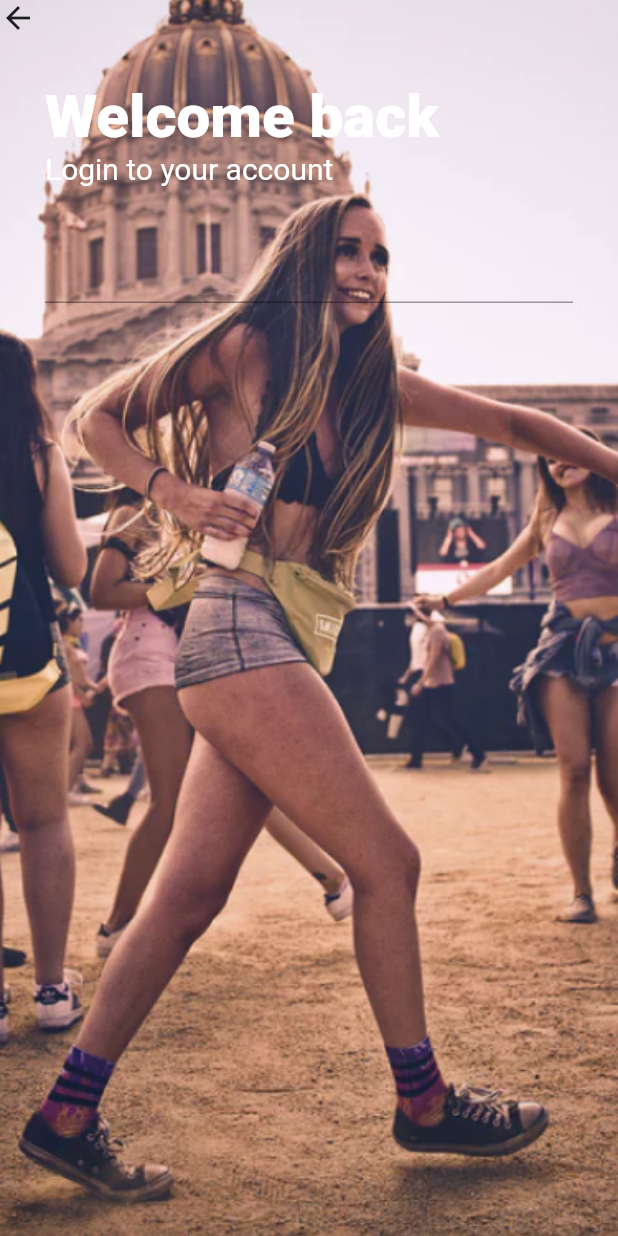
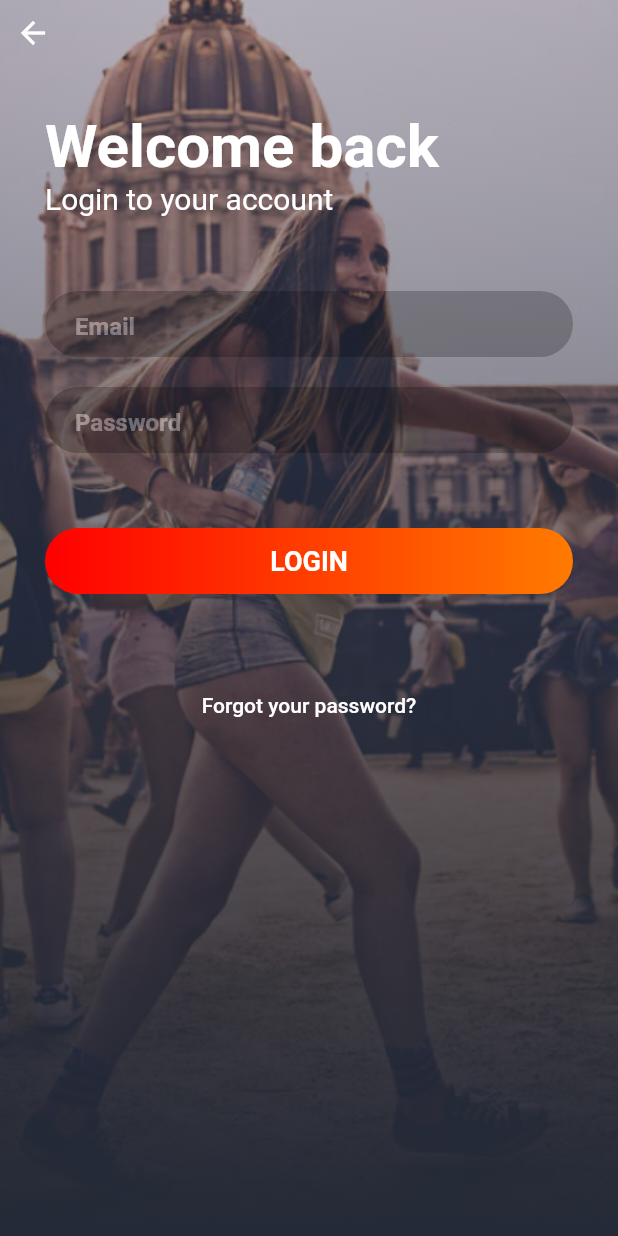
Before and after one commit to hhuuhang/social_newsfeed, a Flutter app: the LoginPage screen opened directly, on a phone screen of 412 x 824 dp. Run offline on Flutter 3.47's test engine with Material 2 defaults, Android fonts, the phone set to English and light mode, and no system bars; Roboto replaces fonts that are missing (Avenir).

Commit message:
done login UI

```diff
--- a/lib/modules/02_login/page/login_page.dart
+++ b/lib/modules/02_login/page/login_page.dart
@@ -1,6 +1,7 @@
 import 'package:flutter/material.dart';
 import 'package:flutter/src/widgets/framework.dart';
 import 'package:social_newsfeed/modules/02_login/widgets/text_field_custom.dart';
+import 'package:social_newsfeed/modules/common_widget/widgets/buttons/primary_button.dart';
 import 'package:social_newsfeed/themes/app_fonts.dart';
 
 class LoginPage extends StatelessWidget {
@@ -10,42 +11,62 @@ class LoginPage extends StatelessWidget {
   Widget build(BuildContext context) {
     return SafeArea(
       child: Scaffold(
-        body: Container(
+        resizeToAvoidBottomInset: false,
+        body: Stack(
+          children: [
+            Container(
               decoration: const BoxDecoration(
                 image: DecorationImage(
                   image: AssetImage('assets/images/loginbackground.png'),
                   fit: BoxFit.cover,
                 ),
               ),
+            ),
+            Container(
+              decoration: const BoxDecoration(
+                gradient: LinearGradient(
+                    begin: Alignment.topCenter,
+                    end: Alignment.bottomCenter,
+                    colors: [
+                      Color.fromARGB(72, 36, 42, 55),
+                      Color(0xff242A37)
+                    ]),
+              ),
               child: Column(
                 crossAxisAlignment: CrossAxisAlignment.start,
                 children: [
-              Row(
+                  Padding(
+                    padding: const EdgeInsets.all(10),
+                    child: Row(
                       mainAxisAlignment: MainAxisAlignment.start,
                       children: [
                         InkWell(
                           onTap: () {
                             Navigator.pop(context);
                           },
-                    child: const Icon(Icons.arrow_back),
+                          child: const Icon(
+                            Icons.arrow_back,
+                            color: Colors.white,
+                          ),
                         ),
                       ],
+                    ),
                   ),
                   Padding(
                     padding: const EdgeInsets.all(30),
                     child: Column(
                       crossAxisAlignment: CrossAxisAlignment.start,
-                  children: const [
-                    Text(
+                      children: [
+                        const Text(
                           "Welcome back",
                           style: TextStyle(
                             fontFamily: AppFonts.avenir,
                             fontSize: 40,
-                        fontWeight: FontWeight.w900,
+                            fontWeight: FontWeight.w700,
                             color: Colors.white,
                           ),
                         ),
-                    Text(
+                        const Text(
                           "Login to your account",
                           style: TextStyle(
                             fontFamily: AppFonts.avenir,
@@ -53,19 +74,50 @@ class LoginPage extends StatelessWidget {
                             color: Colors.white,
                           ),
                         ),
-                    SizedBox(
-                      height: 30,
+                        const SizedBox(
+                          height: 50,
                         ),
-                    TextField(),
-                    // CustomTextField(
-                    //   hint: "Email",
-                    // ),
+                        CustomTextField(
+                          hint: "Email",
+                          inputType: TextInputType.text,
+                          obscureText: true,
+                        ),
+                        const SizedBox(
+                          height: 20,
+                        ),
+                        CustomTextField(
+                          hint: "Password",
+                          inputType: TextInputType.text,
+                          obscureText: true,
+                        ),
+                        const SizedBox(
+                          height: 50,
+                        ),
+                        PrimaryButton(
+                          content: "LOGIN",
+                          onClick: () {},
+                        ),
+                        const SizedBox(height: 50),
+                        Center(
+                          child: TextButton(
+                            onPressed: () {},
+                            child: const Text(
+                              "Forgot your password?",
+                              style: TextStyle(
+                                color: Colors.white,
+                                fontFamily: AppFonts.avenir,
+                              ),
+                            ),
+                          ),
+                        ),
                       ],
                     ),
                   ),
                 ],
               ),
             ),
+          ],
+        ),
       ),
     );
   }
--- a/lib/modules/02_login/widgets/text_field_custom.dart
+++ b/lib/modules/02_login/widgets/text_field_custom.dart
@@ -4,13 +4,13 @@ import 'package:flutter/src/widgets/framework.dart';
 
 class CustomTextField extends StatefulWidget {
   final String hint;
-  final TextEditingController controller;
+  // final TextEditingController controller;
   final TextInputType inputType;
   final bool obscureText;
 
   CustomTextField({
     required this.hint,
-    required this.controller,
+    // required this.controller,
     this.inputType = TextInputType.text,
     this.obscureText = false,
   });
@@ -23,54 +23,30 @@ class _CustomTextFieldState extends State<CustomTextField> {
 
   @override
   Widget build(BuildContext context) {
-    return Padding(
-      padding: EdgeInsets.symmetric(horizontal: 10.0),
+    return Opacity(
+      opacity: 0.3,
+      child: Container(
+        alignment: Alignment.center,
+        height: 44,
+        decoration: BoxDecoration(
+          color: Color.fromARGB(185, 0, 0, 0),
+          borderRadius: BorderRadius.circular(24),
+        ),
+        child: Padding(
+          padding: const EdgeInsets.symmetric(horizontal: 20),
           child: TextField(
             obscureText: widget.obscureText,
             //keyboardType: widget.inputType,
             // controller: widget.controller,
             decoration: InputDecoration(
-          // hintStyle: const TextStyle(),
+              hintStyle: const TextStyle(
+                  color: Colors.white, fontWeight: FontWeight.bold),
               border: InputBorder.none,
               hintText: widget.hint,
+            ),
+          ),
         ),
       ),
     );
   }
 }
-
-
-// class TextFieldCustom extends StatefulWidget {
-//   TextFieldCustom({required this.hint});
-//   final String hint;
-
-//   @override
-//   State<TextFieldCustom> createState() => _TextFieldCustomState();
-// }
-
-// class _TextFieldCustomState extends State<TextFieldCustom> {
-//   @override
-//   Widget build(BuildContext context) {
-//     return Opacity(
-//       opacity: 0.3,
-//       child: Container(
-//         alignment: Alignment.center,
-//         height: 44,
-//         decoration: BoxDecoration(
-//           color: Colors.white,
-//           borderRadius: BorderRadius.circular(24),
-//         ),
-//         child: const Padding(
-//           padding: EdgeInsets.only(left: 20, right: 20),
-//           child: TextField(
-//             decoration: InputDecoration(
-//                 border: InputBorder.none,
-//                 hintText: widget.hint,
-//                 hintStyle:
-//                     TextStyle(color: Colors.red, fontWeight: FontWeight.w900)),
-//           ),
-//         ),
-//       ),
-//     );
-//   }
-// }
```
Lines whose indentation alone changed are shown as unchanged.
